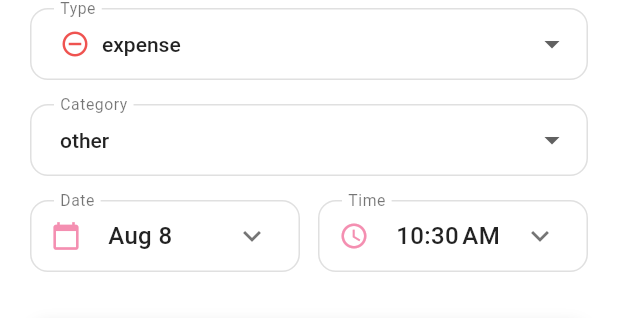
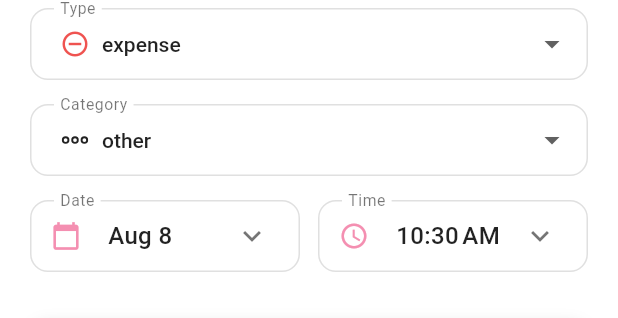
Before and after one commit to Apisit250aps/SavingQuests, a Flutter app: the TransactionForm widget shown alone on an empty page, opened directly, on a phone screen of 412 x 824 dp. Shown: the part 499-817 px from the top of the screen. Run offline on Flutter 3.47's test engine with Material 3 defaults, Android fonts, the phone set to English and light mode, and no system bars; our stand-ins replace get, google_fonts, hive, hive_flutter, phosphor_flutter; accounts and stored records are empty; Roboto replaces fonts that are missing (Itim).

Commit message:
fix: icon dropdown

```diff
--- a/lib/components/app/transaction/transaction_form.dart
+++ b/lib/components/app/transaction/transaction_form.dart
@@ -1,6 +1,7 @@
 import 'package:flutter/material.dart';
 import 'package:get/get.dart';
 import 'package:intl/intl.dart';
+import 'package:phosphor_flutter/phosphor_flutter.dart';
 import 'package:save_quests/controllers/transaction_form_controller.dart';
 import 'package:save_quests/models/enum/transaction_category/transaction_category.dart';
 import 'package:save_quests/models/enum/transaction_type/transaction_type.dart';
@@ -204,12 +205,21 @@ class TransactionForm extends StatelessWidget {
                                     .map(
                                       (category) => DropdownMenuItem(
                                         value: category,
-                                        child: Text(
-                                          category.name,
-                                          style: const TextStyle(
-                                            fontSize: 14,
-                                            fontWeight: FontWeight.w500,
-                                          ),
+                                        child: Row(
+                                          children: [
+                                            Icon(
+                                              _categoryIcon(category),
+                                              size: 20,
+                                            ),
+                                            const SizedBox(width: 8),
+                                            Text(
+                                              category.name,
+                                              style: const TextStyle(
+                                                fontSize: 14,
+                                                fontWeight: FontWeight.w500,
+                                              ),
+                                            ),
+                                          ],
                                         ),
                                       ),
                                     )
@@ -358,6 +368,23 @@ class TransactionForm extends StatelessWidget {
     );
   }
 
+  IconData _categoryIcon(TransactionCategory category) {
+    switch (category) {
+      case TransactionCategory.food:
+        return PhosphorIcons.pizza();
+      case TransactionCategory.shopping:
+        return PhosphorIcons.shoppingBag();
+      case TransactionCategory.bills:
+        return PhosphorIcons.invoice();
+      case TransactionCategory.transport:
+        return PhosphorIcons.car();
+      case TransactionCategory.entertainment:
+        return PhosphorIcons.popcorn();
+      case TransactionCategory.other:
+        return PhosphorIcons.dotsThreeOutline();
+    }
+  }
+
   String _formatTime(TimeOfDay time) {
     final now = DateTime.now();
     final dt = DateTime(now.year, now.month, now.day, time.hour, time.minute);
@@ -368,7 +395,9 @@ class TransactionForm extends StatelessWidget {
     return InputDecoration(
       labelText: label,
       prefixIcon:
-          icon != null ? Icon(icon, color: Colors.pink.shade200, size: 20) : null,
+          icon != null
+              ? Icon(icon, color: Colors.pink.shade200, size: 20)
+              : null,
     );
   }
 }
```
